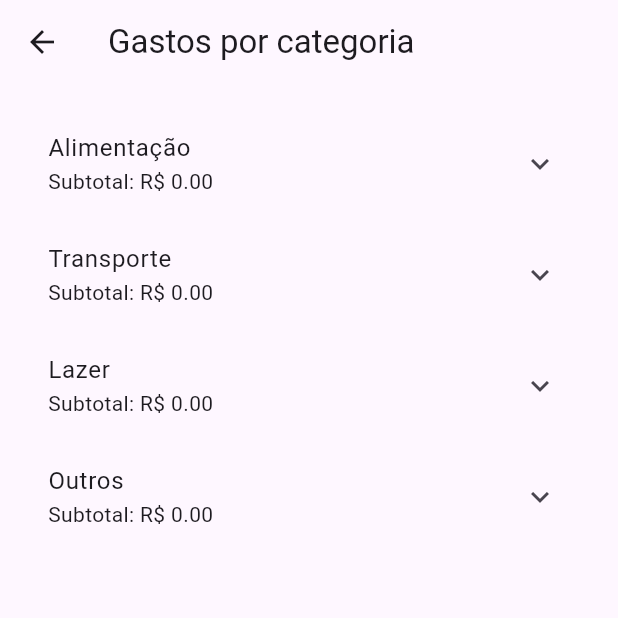
After one commit to Oart-bip/contadorDeGastos, a Flutter app: the screen it shows after launch, after a tap on the "list alt" icon, on a phone screen of 412 x 824 dp, the top half of it. The commit adds this screen. Run offline on Flutter 3.47's test engine with Material 3 defaults, Android fonts, the phone set to English and light mode, and no system bars.

Commit message:
Histórico

```diff
--- /dev/null
+++ b/lib/pages/category_history_page.dart
@@ -0,0 +1,88 @@
+import 'package:flutter/material.dart';
+
+import '../enums/category_type.dart';
+import '../models/expense.dart';
+
+class CategoryHistoryPage extends StatelessWidget {
+  final List<Expense> expenses;
+
+  const CategoryHistoryPage({
+    super.key,
+    required this.expenses,
+  });
+
+  List<Expense> getExpensesByCategory(CategoryType category) {
+    final categoryExpenses = <Expense>[];
+
+    // Adiciona à nova lista apenas gastos da categoria recebida.
+    for (final expense in expenses) {
+      if (expense.category == category) {
+        categoryExpenses.add(expense);
+      }
+    }
+
+    return categoryExpenses;
+  }
+
+  double getCategoryTotal(List<Expense> categoryExpenses) {
+    double total = 0;
+
+    for (final expense in categoryExpenses) {
+      total += expense.amount;
+    }
+
+    return total;
+  }
+
+  String getCategoryName(CategoryType category) {
+    switch (category) {
+      case CategoryType.alimentacao:
+        return 'Alimentação';
+      case CategoryType.transporte:
+        return 'Transporte';
+      case CategoryType.lazer:
+        return 'Lazer';
+      case CategoryType.outros:
+        return 'Outros';
+    }
+  }
+
+  @override
+  Widget build(BuildContext context) {
+    return Scaffold(
+      appBar: AppBar(
+        title: const Text('Gastos por categoria'),
+      ),
+      body: ListView.builder(
+        padding: const EdgeInsets.all(16),
+        itemCount: CategoryType.values.length,
+        itemBuilder: (context, index) {
+          final category = CategoryType.values[index];
+          final categoryExpenses = getExpensesByCategory(category);
+          final categoryTotal = getCategoryTotal(categoryExpenses);
+
+          return ExpansionTile(
+            title: Text(getCategoryName(category)),
+            subtitle: Text(
+              'Subtotal: R\$ ${categoryTotal.toStringAsFixed(2)}',
+            ),
+            children: categoryExpenses.isEmpty
+                ? const [
+                    ListTile(
+                      title: Text('Nenhum gasto nesta categoria.'),
+                    ),
+                  ]
+                : categoryExpenses.map((expense) {
+                    return ListTile(
+                      title: Text(expense.description),
+                      trailing: Text(
+                        'R\$ ${expense.amount.toStringAsFixed(2)}',
+                      ),
+                    );
+                  }).toList(),
+          );
+        },
+      ),
+    );
+  }
+}
--- a/lib/pages/expenses_page.dart
+++ b/lib/pages/expenses_page.dart
@@ -4,6 +4,7 @@ import '../enums/category_type.dart';
 import '../models/expense.dart';
 import '../utils/parse_number.dart';
 import '../widgets/expense_item.dart';
+import 'category_history_page.dart';
 
 class ExpensesPage extends StatefulWidget {
   const ExpensesPage({super.key});
@@ -80,6 +81,22 @@ class _ExpensesPageState extends State<ExpensesPage> {
     return Scaffold(
       appBar: AppBar(
         title: const Text('Meus gastos'),
+        actions: [
+          IconButton(
+            icon: const Icon(Icons.list_alt),
+            tooltip: 'Gastos por categoria',
+            onPressed: () {
+              Navigator.push(
+                context,
+                MaterialPageRoute(
+                  builder: (context) {
+                    return CategoryHistoryPage(expenses: expenses);
+                  },
+                ),
+              );
+            },
+          ),
+        ],
       ),
       body: Padding(
         padding: const EdgeInsets.all(16),
@@ -139,9 +156,7 @@ class _ExpensesPageState extends State<ExpensesPage> {
             const SizedBox(height: 16),
             Expanded(
               child: expenses.isEmpty
-                  ? const Center(
-                      child: Text('Nenhum gasto cadastrado ainda.'),
-                    )
+                  ? const Center(child: Text('Nenhum gasto cadastrado ainda.'))
                   : ListView.builder(
                       itemCount: expenses.length,
                       itemBuilder: (context, index) {
```
